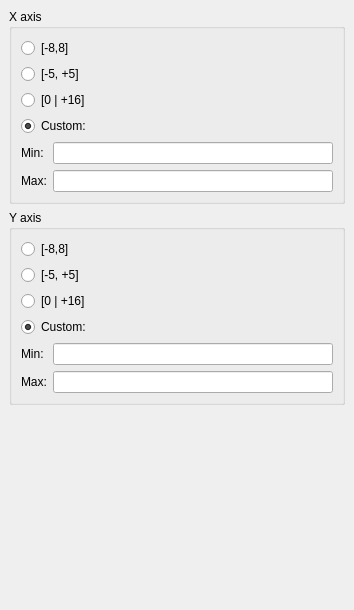
Before: the Qt Designer form kmplot/editcoords.ui in KDE/kmplot, drawn with Qt 5.
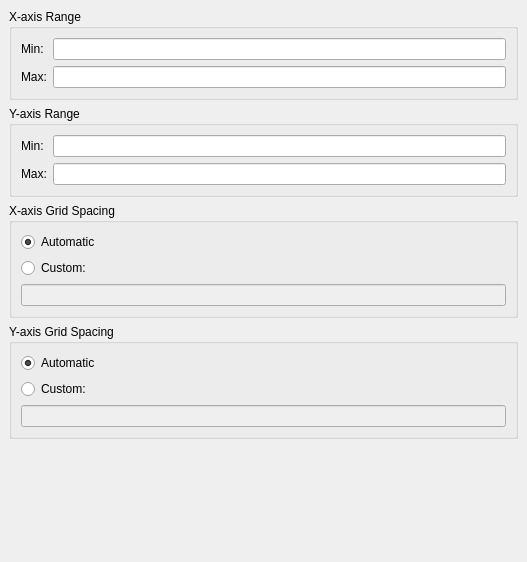
After: the same form once the commit is applied. Custom widgets are drawn as their Qt base class.

Commit message: KmPlot now uses the full view area for displaying the diagram, instead of drawing it in a square. - On resizing the window, the diagram is stretched (with the X/Y limits   remaining the same). - The axis scaling dialog (used for printing) is now gone. Once printing works   again in KDE, I intend to replace the scaling options with options to specify   the printed image size. - The fonts and lines no longer change size when KmPlot's window is resized.   This (IMHO) is far nicer and easier to work with.

What changed in the file:
```diff
--- a/kmplot/editcoords.ui
+++ b/kmplot/editcoords.ui
@@ -8,8 +8,8 @@
    <rect>
     <x>0</x>
     <y>0</y>
-    <width>354</width>
-    <height>610</height>
+    <width>527</width>
+    <height>562</height>
    </rect>
   </property>
   <property name="windowTitle" >
@@ -23,118 +23,108 @@
     <number>6</number>
    </property>
    <item>
-    <widget class="KButtonGroup" name="kcfg_XRange" >
+    <widget class="QGroupBox" name="groupBox" >
      <property name="title" >
-      <string>X axis</string>
+      <string>X-axis Range</string>
      </property>
-     <layout class="QVBoxLayout" >
+     <layout class="QGridLayout" >
       <property name="margin" >
        <number>9</number>
       </property>
       <property name="spacing" >
        <number>6</number>
       </property>
-      <item>
-       <widget class="QRadioButton" name="customXfds" >
+      <item row="1" column="0" >
+       <widget class="QLabel" name="textLabel4_2" >
+        <property name="text" >
+         <string>Max:</string>
+        </property>
+        <property name="buddy" >
+         <cstring>kcfg_XMax</cstring>
+        </property>
+       </widget>
+      </item>
+      <item row="1" column="1" >
+       <widget class="EquationEdit" name="kcfg_XMax" >
         <property name="toolTip" >
          <string>Predefined plot ranges</string>
         </property>
         <property name="whatsThis" >
          <string>Select one of the predefined plot ranges.</string>
         </property>
-        <property name="text" >
-         <string>[-8,8]</string>
-        </property>
        </widget>
       </item>
-      <item>
-       <widget class="QRadioButton" name="btn2" >
+      <item row="0" column="1" >
+       <widget class="EquationEdit" name="kcfg_XMin" >
         <property name="toolTip" >
          <string>Predefined plot ranges</string>
         </property>
         <property name="whatsThis" >
          <string>Select one of the predefined plot ranges.</string>
         </property>
+       </widget>
+      </item>
+      <item row="0" column="0" >
+       <widget class="QLabel" name="textLabel4" >
         <property name="text" >
-         <string>[-5, +5]</string>
+         <string>Min:</string>
         </property>
        </widget>
       </item>
-      <item>
-       <widget class="QRadioButton" name="btn3" >
+     </layout>
+    </widget>
+   </item>
+   <item>
+    <widget class="QGroupBox" name="groupBox_2" >
+     <property name="title" >
+      <string>Y-axis Range</string>
+     </property>
+     <layout class="QGridLayout" >
+      <property name="margin" >
+       <number>9</number>
+      </property>
+      <property name="spacing" >
+       <number>6</number>
+      </property>
+      <item row="1" column="1" >
+       <widget class="EquationEdit" name="kcfg_YMax" >
         <property name="toolTip" >
          <string>Predefined plot ranges</string>
         </property>
         <property name="whatsThis" >
          <string>Select one of the predefined plot ranges.</string>
         </property>
+       </widget>
+      </item>
+      <item row="0" column="0" >
+       <widget class="QLabel" name="textLabel4_4" >
         <property name="text" >
-         <string>[0 | +16]</string>
+         <string>Min:</string>
         </property>
-        <property name="checked" >
-         <bool>false</bool>
+        <property name="buddy" >
+         <cstring>kcfg_YMin</cstring>
         </property>
        </widget>
       </item>
-      <item>
-       <widget class="QRadioButton" name="customX" >
+      <item row="1" column="0" >
+       <widget class="QLabel" name="textLabel4_3" >
         <property name="text" >
-         <string>Custom:</string>
+         <string>Max:</string>
         </property>
-        <property name="checked" >
-         <bool>true</bool>
+        <property name="buddy" >
+         <cstring>kcfg_YMax</cstring>
         </property>
        </widget>
       </item>
-      <item>
-       <layout class="QGridLayout" >
-        <property name="margin" >
-         <number>0</number>
+      <item row="0" column="1" >
+       <widget class="EquationEdit" name="kcfg_YMin" >
+        <property name="toolTip" >
+         <string>Custom boundary of the plot range</string>
         </property>
         <property name="spacing" >
          <number>6</number>
         </property>
-        <item row="1" column="0" >
-         <widget class="QLabel" name="textLabel4_2" >
-          <property name="text" >
-           <string>Max:</string>
-          </property>
-          <property name="buddy" >
-           <cstring>kcfg_XMax</cstring>
-          </property>
-         </widget>
-        </item>
-        <item row="0" column="0" >
-         <widget class="QLabel" name="textLabel4" >
-          <property name="text" >
-           <string>Min:</string>
-          </property>
-          <property name="buddy" >
-           <cstring>kcfg_XMin</cstring>
-          </property>
-         </widget>
-        </item>
-        <item row="1" column="1" >
-         <widget class="EquationEdit" name="kcfg_XMax" >
-          <property name="toolTip" >
-           <string>Custom boundary of the plot range</string>
-          </property>
-          <property name="whatsThis" >
-           <string>Enter a valid expression, for instance 2*pi or e/2.</string>
-          </property>
-         </widget>
-        </item>
-        <item row="0" column="1" >
-         <widget class="EquationEdit" name="kcfg_XMin" >
-          <property name="toolTip" >
-           <string>Custom boundary of the plot range</string>
-          </property>
-          <property name="whatsThis" >
-           <string>Enter a valid expression, for instance 2*pi or e/2.</string>
-          </property>
-         </widget>
-        </item>
-       </layout>
+       </widget>
       </item>
      </layout>
     </widget>
@@ -142,7 +132,7 @@
    <item>
     <widget class="KButtonGroup" name="kcfg_YRange" >
      <property name="title" >
-      <string>Y axis</string>
+      <string>X-axis Grid Spacing</string>
      </property>
      <layout class="QVBoxLayout" >
       <property name="margin" >
@@ -160,8 +150,11 @@
          <string>Select one of the predefined plot ranges.</string>
         </property>
         <property name="text" >
-         <string>[-8,8]</string>
+         <string>Automatic</string>
         </property>
+        <property name="checked" >
+         <bool>true</bool>
+        </property>
        </widget>
       </item>
       <item>
@@ -173,12 +166,34 @@
          <string>Select one of the predefined plot ranges.</string>
         </property>
         <property name="text" >
-         <string>[-5, +5]</string>
+         <string>Custom:</string>
         </property>
        </widget>
       </item>
       <item>
-       <widget class="QRadioButton" name="radioButton1_4" >
+       <widget class="EquationEdit" name="kcfg_XScaling" >
+        <property name="enabled" >
+         <bool>false</bool>
+        </property>
+       </widget>
+      </item>
+     </layout>
+    </widget>
+   </item>
+   <item>
+    <widget class="KButtonGroup" name="kcfg_YScalingMode" >
+     <property name="title" >
+      <string>Y-axis Grid Spacing</string>
+     </property>
+     <layout class="QVBoxLayout" >
+      <property name="margin" >
+       <number>9</number>
+      </property>
+      <property name="spacing" >
+       <number>6</number>
+      </property>
+      <item>
+       <widget class="QRadioButton" name="radioButton_3" >
         <property name="toolTip" >
          <string>Predefined plot ranges</string>
         </property>
@@ -186,72 +201,26 @@
          <string>Select one of the predefined plot ranges.</string>
         </property>
         <property name="text" >
-         <string>[0 | +16]</string>
+         <string>Automatic</string>
         </property>
         <property name="checked" >
-         <bool>false</bool>
+         <bool>true</bool>
         </property>
        </widget>
       </item>
       <item>
-       <widget class="QRadioButton" name="customY" >
+       <widget class="QRadioButton" name="radioButton_4" >
         <property name="text" >
          <string>Custom:</string>
         </property>
-        <property name="checked" >
-         <bool>true</bool>
-        </property>
        </widget>
       </item>
       <item>
-       <layout class="QGridLayout" >
-        <property name="margin" >
-         <number>0</number>
+       <widget class="EquationEdit" name="kcfg_YScaling" >
+        <property name="enabled" >
+         <bool>false</bool>
         </property>
-        <property name="spacing" >
-         <number>6</number>
-        </property>
-        <item row="0" column="1" >
-         <widget class="EquationEdit" name="kcfg_YMin" >
-          <property name="toolTip" >
-           <string>Custom boundary of the plot range</string>
-          </property>
-          <property name="whatsThis" >
-           <string>Enter a valid expression, for instance 2*pi or e/2.</string>
-          </property>
-         </widget>
-        </item>
-        <item row="1" column="1" >
-         <widget class="EquationEdit" name="kcfg_YMax" >
-          <property name="toolTip" >
-           <string>Custom boundary of the plot range</string>
-          </property>
-          <property name="whatsThis" >
-           <string>Enter a valid expression, for instance 2*pi or e/2.</string>
-          </property>
-         </widget>
-        </item>
-        <item row="0" column="0" >
-         <widget class="QLabel" name="textLabel4_4" >
-          <property name="text" >
-           <string>Min:</string>
-          </property>
-          <property name="buddy" >
-           <cstring>kcfg_YMin</cstring>
-          </property>
-         </widget>
-        </item>
-        <item row="1" column="0" >
-         <widget class="QLabel" name="textLabel4_3" >
-          <property name="text" >
-           <string>Max:</string>
-          </property>
-          <property name="buddy" >
-           <cstring>kcfg_YMax</cstring>
-          </property>
-         </widget>
-        </item>
-       </layout>
+       </widget>
       </item>
      </layout>
     </widget>
@@ -263,8 +232,8 @@
      </property>
      <property name="sizeHint" >
       <size>
-       <width>20</width>
-       <height>319</height>
+       <width>336</width>
+       <height>20</height>
       </size>
      </property>
     </spacer>
```
Left out of the diff: 167 changed lines with no effect on the pictures. The commit also changes 17 other files.
